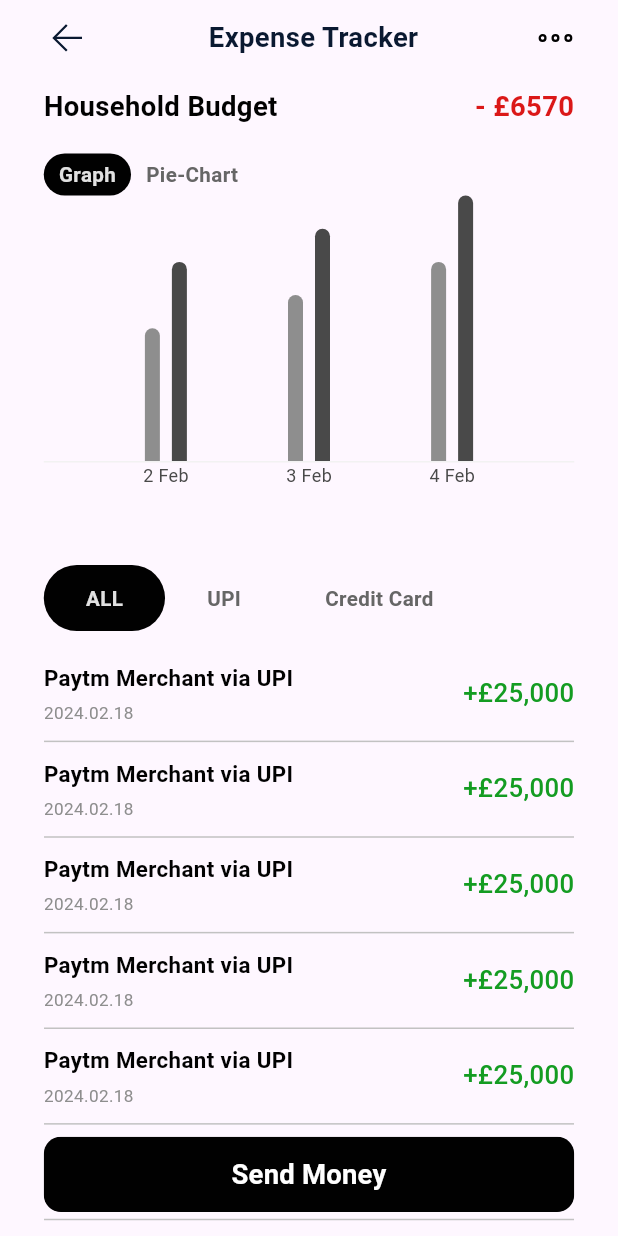
After one commit to Harshit-Kotecha/bank_app, a Flutter app: the InsightsScreen screen opened by its route, on a phone screen of 412 x 824 dp. The commit adds this screen. Run offline on Flutter 3.47's test engine with Material 3 defaults, Android fonts, the phone set to English and light mode, and no system bars; drawn by our look-alikes of fl_chart; our stand-ins replace flutter_svg, get, percent_indicator; Roboto replaces fonts that are missing (Poppins).

Commit message:
Add insights screen, graph and pie chart

```diff
--- a/lib/constants/app_colors.dart
+++ b/lib/constants/app_colors.dart
@@ -7,6 +7,14 @@ abstract class AppColors {
   static const Color textColor = Color(0xff333333);
   static const Color fB6B6B64 = Color(0x406B6B64); // 25%
   static const Color f2BB169 = Color(0xff2BB169);
+  static const Color fF2F2F2 = Color(0xffF2F2F2);
+  static const Color f516160 = Color(0xff516160);
+  static const Color f002424 = Color(0xff002424);
+  static const Color fC2C2C2 = Color(0xffC2C2C2);
+  static const Color fF0F4F4 = Color(0xffF0F4F4);
+  static const Color f3C3C43 = Color(0xff3C3C43);
+  static const Color f8E8E8E = Color(0xff8E8E8E);
+  static const Color f494949 = Color(0xff494949);
   static const Color fC9C9C9 = Color(0xffC9C9C9);
   static const Color red = Color(0xffDB1818);
   static const Color green = Color(0xff149C22);
--- /dev/null
+++ b/lib/features/dashboard/data/controller/insights_controller.dart
@@ -0,0 +1,10 @@
+import 'package:bank_app/utils/base_controller.dart';
+import 'package:get/get.dart';
+
+class InsightsController extends BaseController {
+  RxInt selectedChartTab = RxInt(0);
+  List chartTab = ["Graph", "Pie-Chart"];
+
+  RxInt selectedPaymentIndex = RxInt(0);
+  List paymentOptions = ["ALL", "UPI", "Credit Card"];
+}
--- /dev/null
+++ b/lib/features/dashboard/data/models/points.dart
@@ -0,0 +1,9 @@
+class Points {
+  double x;
+  double y;
+
+  Points({
+    required this.x,
+    required this.y,
+  });
+}
--- /dev/null
+++ b/lib/features/dashboard/data/models/sector.dart
@@ -0,0 +1,8 @@
+import 'package:flutter/material.dart';
+
+class Sector {
+  final Color color;
+  final double value;
+
+  Sector({required this.color, required this.value});
+}
--- /dev/null
+++ b/lib/features/dashboard/presentation/screens/insights_screen.dart
@@ -0,0 +1,199 @@
+import 'package:bank_app/constants/app_colors.dart';
+import 'package:bank_app/core/custom_text.dart';
+import 'package:bank_app/core/custom_text_style.dart';
+import 'package:bank_app/features/dashboard/data/controller/dashboard_controller.dart';
+import 'package:bank_app/features/dashboard/data/controller/insights_controller.dart';
+import 'package:bank_app/features/dashboard/data/models/sector.dart';
+import 'package:bank_app/features/dashboard/presentation/widgets/graph_widget.dart';
+import 'package:bank_app/features/dashboard/presentation/widgets/my_app_bar.dart';
+import 'package:bank_app/features/dashboard/presentation/widgets/payment_tile.dart';
+import 'package:bank_app/features/dashboard/presentation/widgets/pie_chart_widget.dart';
+import 'package:bank_app/routing/named_routes.dart';
+import 'package:bank_app/routing/navigation_handler.dart';
+import 'package:bank_app/utils/dimensions.dart';
+import 'package:bank_app/widgets/app_elevated_button.dart';
+import 'package:bank_app/widgets/spacing.dart';
+import 'package:fl_chart/fl_chart.dart';
+import 'package:flutter/foundation.dart';
+import 'package:flutter/material.dart';
+import 'package:flutter/widgets.dart';
+import 'package:get/get.dart';
+
+class InsightsScreen extends StatelessWidget {
+  InsightsScreen({super.key});
+  final InsightsController insightsController = Get.put(InsightsController());
+  final DashboardController dashboardController = Get.find();
+  @override
+  Widget build(BuildContext context) {
+    return Scaffold(
+      body: SafeArea(
+        child: Obx(
+          () => Padding(
+            padding: EdgeInsets.symmetric(
+                horizontal: scaleW(context, 25.5),
+                vertical: scaleH(context, 8)),
+            child: Column(
+              children: [
+                const MyAppBar(text: "Expense Tracker"),
+                Spacing.verticalSpacing(context, 14),
+                _budgetBalance(context),
+                Spacing.verticalSpacing(context, 14),
+                Row(
+                  children: [
+                    ...insightsController.chartTab
+                        .asMap()
+                        .map((index, value) =>
+                            MapEntry(index, _getChartTab(index, context)))
+                        .values
+                        .toList(),
+                  ],
+                ),
+                if (insightsController.selectedChartTab.value == 0)
+                  GraphWidget()
+                else
+                  PieChartWidget(
+                    sectors: [
+                      Sector(color: AppColors.assignedBlue, value: 40),
+                      Sector(color: AppColors.red, value: 30),
+                      Sector(color: AppColors.green, value: 10),
+                      Sector(color: AppColors.primaryColor, value: 1),
+                    ],
+                  ),
+                Spacing.verticalSpacing(context, 36),
+                Row(
+                  children: [
+                    ...insightsController.paymentOptions
+                        .asMap()
+                        .map((index, value) =>
+                            MapEntry(index, _getPaymentsTab(index, context)))
+                        .values
+                        .toList(),
+                  ],
+                ),
+                Spacing.verticalSpacing(context, 8),
+                Expanded(
+                  child: ListView.builder(
+                    shrinkWrap: true,
+                    itemCount: 10,
+                    itemBuilder: (context, index) {
+                      return const PaymentTile();
+                    },
+                  ),
+                ),
+              ],
+            ),
+          ),
+        ),
+      ),
+      floatingActionButton: Padding(
+        padding: EdgeInsets.symmetric(
+            horizontal: scaleW(context, 25.5), vertical: scaleH(context, 0)),
+        child: AppElevatedButton(
+            title: "Send Money",
+            onPress: () {
+              dashboardController.selectedTabIndex.value = 1;
+              NavigationHandler.navigateTo(NamedRoutes.dashboardScreen);
+            }),
+      ),
+      floatingActionButtonLocation: FloatingActionButtonLocation.centerFloat,
+    );
+  }
+
+  _budgetBalance(BuildContext context) {
+    return Row(
+      mainAxisAlignment: MainAxisAlignment.spaceBetween,
+      children: [
+        CustomText(
+          text: "Household Budget",
+          textStyle: CustomTextStyle.textStyle16Bold(
+            context,
+            color: AppColors.black,
+          ),
+        ),
+        CustomText(
+          text: "- £6570",
+          textStyle: CustomTextStyle.textStyle16SemiBold(
+            context,
+            color: AppColors.red,
+          ),
+        ),
+      ],
+    );
+  }
+
+  _getChartTab(int index, BuildContext context) {
+    return GestureDetector(
+      onTap: () {
+        insightsController.selectedChartTab.value = index;
+      },
+      child: _getChartWidget(index, context),
+    );
+  }
+
+  _getChartWidget(int index, BuildContext context) {
+    if (index == insightsController.selectedChartTab.value) {
+      return Container(
+        padding: const EdgeInsets.symmetric(horizontal: 10, vertical: 4),
+        decoration: const BoxDecoration(
+            borderRadius: BorderRadius.all(Radius.circular(30)),
+            color: AppColors.black),
+        child: CustomText(
+            text: insightsController.chartTab[index],
+            textStyle: CustomTextStyle.textStyle12Bold(context,
+                color: AppColors.white)),
+      );
+    } else {
+      return Container(
+        padding: const EdgeInsets.symmetric(horizontal: 10, vertical: 4),
+        decoration: const BoxDecoration(
+          borderRadius: BorderRadius.all(Radius.circular(30)),
+        ),
+        child: CustomText(
+            text: insightsController.chartTab[index],
+            textStyle: CustomTextStyle.textStyle12SemiBold(context,
+                color: AppColors.lightTitleText)),
+      );
+    }
+  }
+
+  _getPaymentsTab(int index, BuildContext context) {
+    return GestureDetector(
+      onTap: () {
+        insightsController.selectedPaymentIndex.value = index;
+      },
+      child: _getPaymentWidget(index, context),
+    );
+  }
+
+  _getPaymentWidget(int index, BuildContext context) {
+    if (index == insightsController.selectedPaymentIndex.value) {
+      return Container(
+        padding: const EdgeInsets.symmetric(horizontal: 28, vertical: 12),
+        decoration: const BoxDecoration(
+            borderRadius: BorderRadius.all(Radius.circular(30)),
+            color: AppColors.black),
+        child: CustomText(
+          text: insightsController.paymentOptions[index],
+          textStyle: CustomTextStyle.textStyle12Bold(
+            context,
+            color: AppColors.white,
+          ),
+        ),
+      );
+    } else {
+      return Container(
+        padding: const EdgeInsets.symmetric(horizontal: 28, vertical: 12),
+        decoration: const BoxDecoration(
+          borderRadius: BorderRadius.all(Radius.circular(30)),
+        ),
+        child: CustomText(
+          text: insightsController.paymentOptions[index],
+          textStyle: CustomTextStyle.textStyle12SemiBold(
+            context,
+            color: AppColors.lightTitleText,
+          ),
+        ),
+      );
+    }
+  }
+}
--- /dev/null
+++ b/lib/features/dashboard/presentation/widgets/graph_widget.dart
@@ -0,0 +1,112 @@
+import 'package:bank_app/constants/app_colors.dart';
+import 'package:bank_app/core/custom_text_style.dart';
+import 'package:bank_app/features/dashboard/data/models/points.dart';
+import 'package:bank_app/utils/dimensions.dart';
+import 'package:fl_chart/fl_chart.dart';
+import 'package:flutter/foundation.dart';
+import 'package:flutter/widgets.dart';
+
+class GraphWidget extends StatelessWidget {
+  GraphWidget({super.key});
+
+  @override
+  Widget build(BuildContext context) {
+    return SizedBox(
+      height: 200,
+      child: BarChart(
+        BarChartData(
+          barGroups: _chartGroups(),
+          borderData: FlBorderData(
+            border: const Border(
+              bottom: BorderSide(color: AppColors.fF2F2F2),
+            ),
+          ),
+          gridData: const FlGridData(show: false),
+          titlesData: FlTitlesData(
+            // show: false,
+            bottomTitles: AxisTitles(sideTitles: _bottomTitles),
+            leftTitles:
+                const AxisTitles(sideTitles: SideTitles(showTitles: false)),
+            topTitles:
+                const AxisTitles(sideTitles: SideTitles(showTitles: false)),
+            rightTitles:
+                const AxisTitles(sideTitles: SideTitles(showTitles: false)),
+          ),
+        ),
+      ),
+    );
+  }
+
+  final points = [
+    Points(x: 2, y: 4),
+    Points(x: 3, y: 5),
+    Points(x: 4, y: 6),
+  ];
+  List<BarChartGroupData> _chartGroups() {
+    return points
+        .map(
+          (point) => BarChartGroupData(
+            x: point.x.toInt(),
+            barsSpace: 8,
+            barRods: [
+              BarChartRodData(
+                toY: point.y,
+                color: AppColors.f8E8E8E,
+                borderRadius: const BorderRadius.only(
+                  topLeft: Radius.circular(7),
+                  topRight: Radius.circular(7),
+                ),
+                width: 10,
+              ),
+              BarChartRodData(
+                toY: point.y + 2,
+                color: AppColors.f494949,
+                borderRadius: const BorderRadius.only(
+                  topLeft: Radius.circular(7),
+                  topRight: Radius.circular(7),
+                ),
+                width: 10,
+              )
+            ],
+          ),
+        )
+        .toList();
+  }
+
+  SideTitles get _bottomTitles => SideTitles(
+        showTitles: true,
+        getTitlesWidget: (value, meta) {
+          String text = '';
+          return Text(
+            "${value.toInt()} Feb",
+            style: const TextStyle(
+              fontSize: 12,
+              fontWeight: FontWeight.w400,
+              color: AppColors.f494949,
+            ),
+          );
+          switch (value.toInt()) {
+            case 0:
+              text = 'Jan';
+              break;
+            case 2:
+              text = 'Mar';
+              break;
+            case 4:
+              text = 'May';
+              break;
+            case 6:
+              text = 'Jul';
+              break;
+            case 8:
+              text = 'Sep';
+              break;
+            case 10:
+              text = 'Nov';
+              break;
+          }
+
+          return Text(text);
+        },
+      );
+}
--- /dev/null
+++ b/lib/features/dashboard/presentation/widgets/payment_tile.dart
@@ -0,0 +1,56 @@
+import 'package:bank_app/constants/app_colors.dart';
+import 'package:bank_app/core/custom_text.dart';
+import 'package:bank_app/core/custom_text_style.dart';
+import 'package:bank_app/utils/dimensions.dart';
+import 'package:bank_app/widgets/spacing.dart';
+import 'package:flutter/foundation.dart';
+import 'package:flutter/material.dart';
+
+class PaymentTile extends StatelessWidget {
+  const PaymentTile({super.key});
+
+  @override
+  Widget build(BuildContext context) {
+    return Container(
+      padding: EdgeInsets.symmetric(vertical: scaleH(context, 8)),
+      decoration: const BoxDecoration(
+        border: Border(
+          bottom: BorderSide(color: AppColors.fC2C2C2),
+        ),
+      ),
+      child: Row(
+        mainAxisAlignment: MainAxisAlignment.spaceBetween,
+        children: [
+          Column(
+            crossAxisAlignment: CrossAxisAlignment.start,
+            children: [
+              CustomText(
+                text: "Paytm Merchant via UPI",
+                textStyle: CustomTextStyle.textStyle13(
+                  context,
+                  color: AppColors.black,
+                ),
+              ),
+              Spacing.verticalSpacing(context, 4),
+              CustomText(
+                text: "2024.02.18",
+                textStyle: CustomTextStyle.textStyle10Regular(
+                  context,
+                  color: AppColors.f8E8E8E,
+                ),
+              ),
+            ],
+          ),
+          CustomText(
+            text: "+£25,000",
+            textStyle: TextStyle(
+              fontSize: scaleW(context, 15),
+              fontWeight: FontWeight.w500,
+              color: AppColors.green,
+            ),
+          ),
+        ],
+      ),
+    );
+  }
+}
--- a/lib/routing/app_routes.dart
+++ b/lib/routing/app_routes.dart
@@ -1,6 +1,7 @@
 import 'package:bank_app/features/auth/presentation/screens/sign_in_screen.dart';
 import 'package:bank_app/features/auth/presentation/screens/splash_screen.dart';
 import 'package:bank_app/features/dashboard/presentation/screens/dashboard_screen.dart';
+import 'package:bank_app/features/dashboard/presentation/screens/insights_screen.dart';
 import 'package:bank_app/features/dashboard/presentation/screens/receipt_screen.dart';
 import 'package:bank_app/routing/named_routes.dart';
 import 'package:get/get.dart';
@@ -24,6 +25,10 @@ abstract class AppRoutes {
         name: NamedRoutes.receiptScreen,
         page: () => ReceiptScreen(),
       ),
+      GetPage(
+        name: NamedRoutes.insightsScreen,
+        page: () => InsightsScreen(),
+      ),
     ];
   }
 }
--- a/lib/routing/named_routes.dart
+++ b/lib/routing/named_routes.dart
@@ -4,4 +4,5 @@ abstract class NamedRoutes {
   static const dashboardScreen = '/dashboardScreen';
   static const myAccount = '/myAccount';
   static const receiptScreen = '/receiptScreen';
+  static const insightsScreen = '/insightsScreen';
 }
--- a/pubspec.yaml
+++ b/pubspec.yaml
@@ -59,6 +59,9 @@ dependencies:
   workmanager: ^0.5.2
   flutter_eval: ^0.7.2
   intl: ^0.19.0
+  fl_chart: ^0.66.2
+  percent_indicator: ^4.2.3
+  firebase_core: ^2.25.5
 
 dev_dependencies:
   flutter_test:
```
Also changed, not shown: lib/features/dashboard/presentation/screens/home_screen.dart (+11 -4 lines), lib/features/dashboard/presentation/widgets/pie_chart_data_widget.dart (added, +52 -0 lines), lib/features/dashboard/presentation/widgets/pie_chart_widget.dart (added, +103 -0 lines), pubspec.lock, 3 other files.
